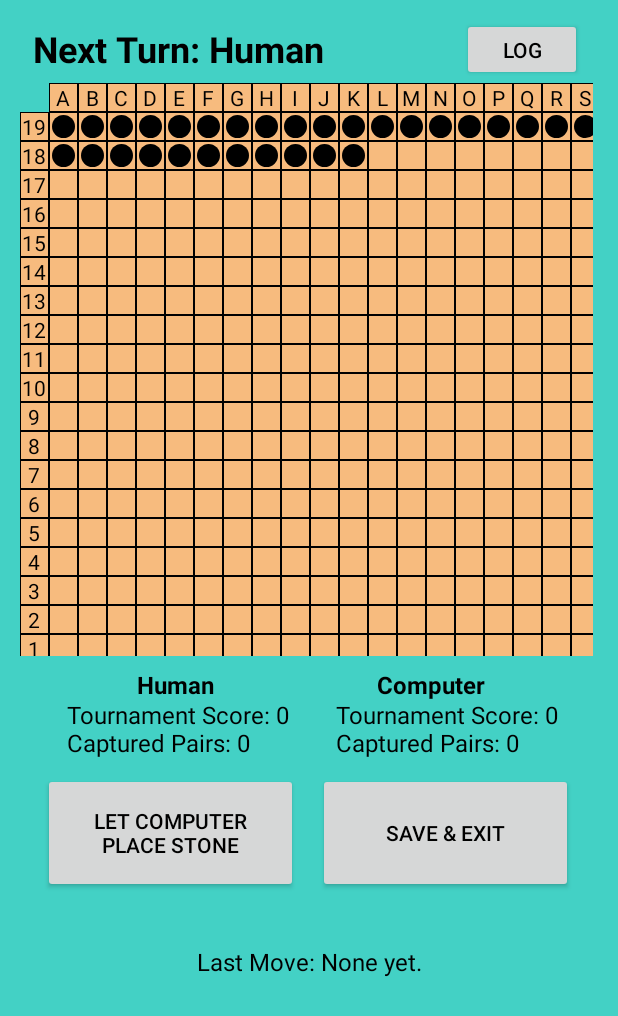
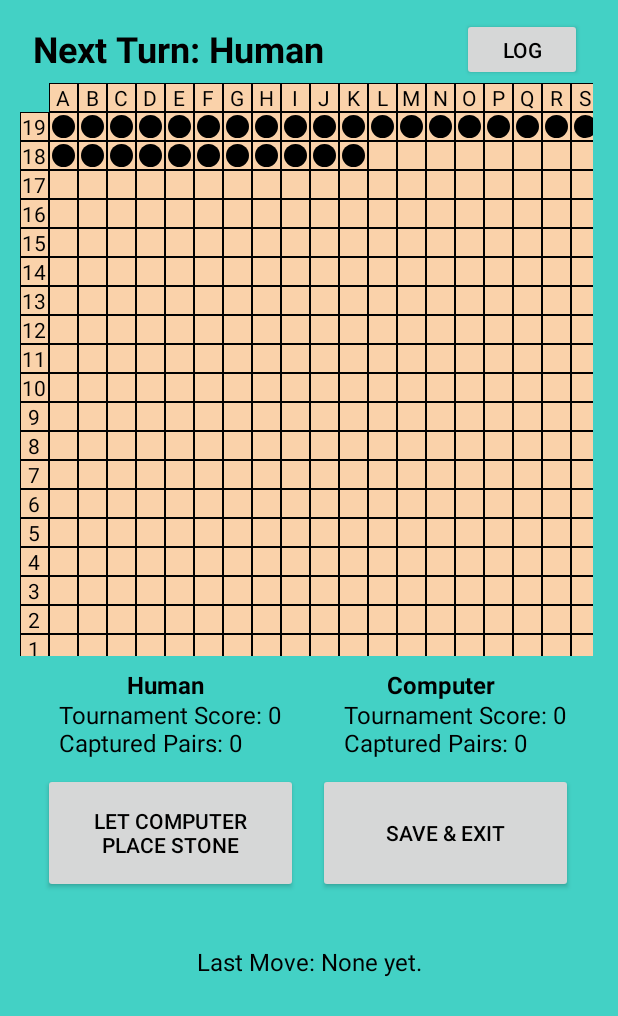
Before and after one commit to ipluchino/Pente-Android, an Android app built with Jetpack Compose: the RoundViewActivity screen opened directly, with no data from a screen before it, on a phone screen of 412 x 824 dp. Shown: the top 1016 px of the screen. Run offline under Robolectric (Android 15) with nearby library versions, the light colour scheme and no system bars; plain views replace ZoomLayout; 12 statements that could not run were skipped.

Commit message:
Minor visual changes and more documentation.

```diff
--- a/app/src/main/java/edu/ramapo/ipluchino/pente/Model/Player.java
+++ b/app/src/main/java/edu/ramapo/ipluchino/pente/Model/Player.java
@@ -226,7 +226,7 @@ public class Player implements Serializable {
         {
             possiblePlay = FindHandicapPlay(a_board);
             location = ExtractLocation(possiblePlay.get(0), possiblePlay.get(1), a_board);
-            reasoning += location + " to counter the opponent's initiative and start building initiative. The location must be at least three intersections away from the center (J10).";
+            reasoning += location + " to start building initiative. The location must be at least three intersections away from the center (J10).";
             return new Vector<String>(Arrays.asList(location, reasoning));
         }
 
@@ -264,7 +264,7 @@ public class Player implements Serializable {
         if (!possiblePlay.isEmpty())
         {
             location = ExtractLocation(possiblePlay.get(0), possiblePlay.get(1), a_board);
-            reasoning += location + " to block deadly tessera from forming in the " + GetDirection(possiblePlay.get(2)) + " direction.";
+            reasoning += location + " to block a deadly tessera from forming in the " + GetDirection(possiblePlay.get(2)) + " direction.";
 
             return new Vector<String>(Arrays.asList(location, reasoning));
         }
--- a/app/src/main/java/edu/ramapo/ipluchino/pente/View/RoundViewActivity.java
+++ b/app/src/main/java/edu/ramapo/ipluchino/pente/View/RoundViewActivity.java
@@ -49,6 +49,8 @@ public class RoundViewActivity extends AppCompatActivity {
     private TextView m_computerInformationTextView;
     private TextView m_scoringTextView;
     private TextView m_lastMoveTextView;
+    private TextView m_humanLabel;
+    private TextView m_computerLabel;
     private Vector<String> m_logData;
     private int m_logCounter = 0;
 
@@ -78,6 +80,8 @@ public class RoundViewActivity extends AppCompatActivity {
         m_nextTurnTextView = findViewById(R.id.nextTurnTextView);
         m_humanInformationTextView = findViewById(R.id.humanInformationTextView);
         m_computerInformationTextView = findViewById(R.id.computerInformationTextView);
+        m_humanLabel = findViewById(R.id.humanLabelTextView);
+        m_computerLabel = findViewById(R.id.computerLabelTextView);
         m_scoringTextView = findViewById(R.id.scoringTextView);
         m_lastMoveTextView = findViewById(R.id.lastMoveTextView);
         m_logData = new Vector<String>();
@@ -587,6 +591,7 @@ public class RoundViewActivity extends AppCompatActivity {
     private void UpdateRoundInformation()
     {
         //Update the human's round information.
+        m_humanLabel.setText("Human - " + m_round.GetHumanColor());
         int humanScore = m_round.GetHumanScore();
         int humanCapturedPairs = m_round.GetHumanCapturedPairs();
 
@@ -594,6 +599,7 @@ public class RoundViewActivity extends AppCompatActivity {
         m_humanInformationTextView.setText(updatedHumanInformation);
 
         //Update the computer's round information.
+        m_computerLabel.setText("Computer - " + m_round.GetComputerColor());
         int computerScore = m_round.GetComputerScore();
         int computerCapturedPairs = m_round.GetComputerCapturedPairs();
 
--- a/app/src/main/res/drawable/blackborder.xml
+++ b/app/src/main/res/drawable/blackborder.xml
@@ -1,7 +1,7 @@
 <shape
     xmlns:android="http://schemas.android.com/apk/res/android" >
     <solid
-        android:color="#f7bb7e" />
+        android:color="#fad2aa" />
     <stroke
         android:color="#000000"
         android:width="0.65dp" />
--- a/app/src/main/res/drawable/blackstone.xml
+++ b/app/src/main/res/drawable/blackstone.xml
@@ -4,7 +4,7 @@
         <shape
             android:shape="rectangle" >
             <solid
-                android:color="#f7bb7e" />
+                android:color="#fad2aa" />
             <stroke
                 android:color="#000000"
                 android:width="0.65dp" />
--- a/app/src/main/res/drawable/highlightedbutton.xml
+++ b/app/src/main/res/drawable/highlightedbutton.xml
@@ -4,7 +4,7 @@
         <shape
             android:shape="rectangle" >
             <solid
-                android:color="#f7bb7e" />
+                android:color="#fad2aa" />
             <stroke
                 android:color="#000000"
                 android:width="0.65dp" />
--- a/app/src/main/res/drawable/whitestone.xml
+++ b/app/src/main/res/drawable/whitestone.xml
@@ -4,7 +4,7 @@
         <shape
             android:shape="rectangle" >
             <solid
-                android:color="#f7bb7e" />
+                android:color="#fad2aa" />
             <stroke
                 android:color="#000000"
                 android:width="0.65dp" />
--- a/app/src/main/res/layout/activity_roundview.xml
+++ b/app/src/main/res/layout/activity_roundview.xml
@@ -149,7 +149,7 @@
         android:textSize="16sp"
         android:textStyle="bold"
         app:layout_constraintEnd_toEndOf="parent"
-        app:layout_constraintHorizontal_bias="0.254"
+        app:layout_constraintHorizontal_bias="0.234"
         app:layout_constraintStart_toStartOf="parent"
         app:layout_constraintTop_toTopOf="parent" />
 
@@ -163,7 +163,7 @@
         android:textSize="16sp"
         android:textStyle="bold"
         app:layout_constraintEnd_toEndOf="parent"
-        app:layout_constraintHorizontal_bias="0.739"
+        app:layout_constraintHorizontal_bias="0.759"
         app:layout_constraintStart_toStartOf="parent"
         app:layout_constraintTop_toTopOf="parent" />
 
@@ -172,11 +172,10 @@
         android:layout_width="wrap_content"
         android:layout_height="wrap_content"
         android:layout_marginTop="465dp"
-
         android:textColor="@color/black"
         android:textSize="16sp"
         app:layout_constraintEnd_toEndOf="parent"
-        app:layout_constraintHorizontal_bias="0.17"
+        app:layout_constraintHorizontal_bias="0.15"
         app:layout_constraintStart_toStartOf="parent"
         app:layout_constraintTop_toTopOf="parent" />
 
@@ -188,7 +187,7 @@
         android:textColor="@color/black"
         android:textSize="16sp"
         app:layout_constraintEnd_toEndOf="parent"
-        app:layout_constraintHorizontal_bias="0.848"
+        app:layout_constraintHorizontal_bias="0.868"
         app:layout_constraintStart_toStartOf="parent"
         app:layout_constraintTop_toTopOf="parent" />
 
```
Also changed, not shown: app/src/main/java/edu/ramapo/ipluchino/pente/Model/Round.java (+6 -6 lines).
